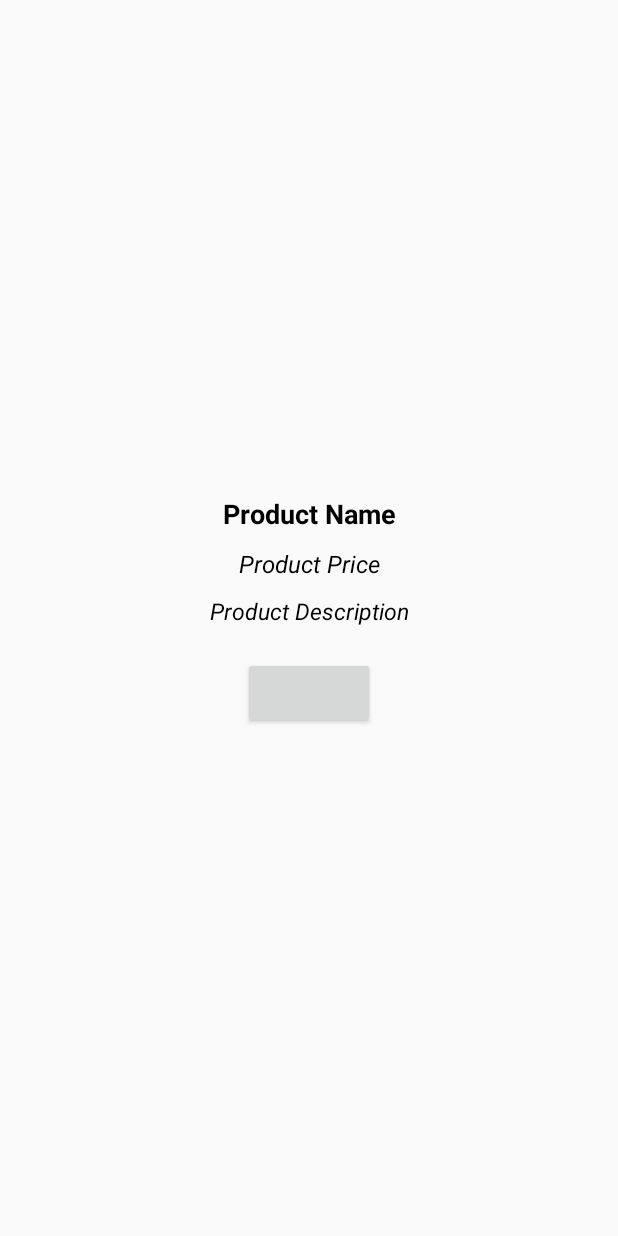
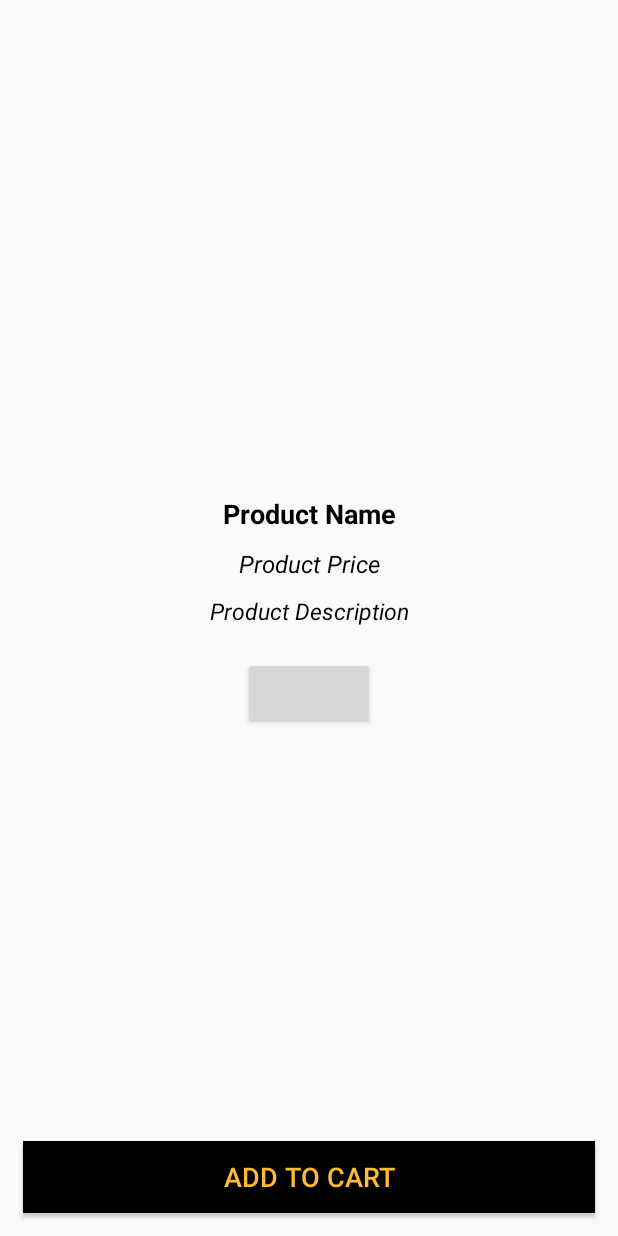
Before and after one commit to Gulsher6862/DebuggingProject1, an Android app: the ProductDetails screen opened directly, with no data from a screen before it, on a phone screen of 412 x 824 dp. Run offline under Robolectric (Android 15) with nearby library versions, the phone set to English and light mode, and no system bars; our stand-ins replace Firebase (no records; nobody signed in at launch, a user with empty details on screens opened directly), Picasso; libraries missing offline, so code that uses them is left out: com.cepheuen.elegantnumberbutton; plain views replace ElegantNumberButton; 1 statement that could not run was skipped.

Commit message:
add cart products to firestore

```diff
--- a/Project1/app/src/main/res/layout/activity_product_details.xml
+++ b/Project1/app/src/main/res/layout/activity_product_details.xml
@@ -6,6 +6,7 @@
     android:layout_height="match_parent"
     tools:context=".ProductDetails">
 
+<!--    Product Image-->
     <ImageView
         android:id="@+id/product_image"
         android:layout_width="match_parent"
@@ -14,6 +15,7 @@
         android:layout_margin="30dp">
     </ImageView>
 
+<!--    Product Name-->
     <TextView
         android:id="@+id/product_name"
         android:layout_width="match_parent"
@@ -27,6 +29,7 @@
         android:layout_marginTop="10dp">
     </TextView>
 
+<!--    Product Price-->
     <TextView
         android:id="@+id/product_price"
         android:layout_width="match_parent"
@@ -40,6 +43,7 @@
         android:layout_marginTop="10dp">
     </TextView>
 
+<!--    Product Description-->
     <TextView
         android:id="@+id/product_desc"
         android:layout_width="match_parent"
@@ -55,6 +59,7 @@
         android:layout_marginRight="30dp">
     </TextView>
 
+<!--    Quantity Button-->
     <com.cepheuen.elegantnumberbutton.view.ElegantNumberButton
         android:id="@+id/number_button"
         android:layout_width="wrap_content"
@@ -70,4 +75,18 @@
         >
 
     </com.cepheuen.elegantnumberbutton.view.ElegantNumberButton>
+
+<!--    Add to Cart Button-->
+    <Button
+        android:id="@+id/add_to_cart"
+        android:layout_width="match_parent"
+        android:layout_height="wrap_content"
+        android:background="#000"
+        android:layout_margin="15dp"
+        android:layout_alignParentBottom="true"
+        android:text="Add to Cart"
+        android:textColor="@android:color/holo_orange_light"
+        android:textSize="18sp">
+
+    </Button>
 </RelativeLayout>
```
Also changed, not shown: Project1/app/src/main/java/com/example/project1/ProductDetails.java (+54 -0 lines).
